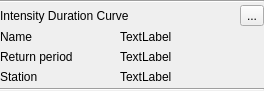
vcloarec/ReosProject, file src/ui/reosintensitydurationselectedcurvewidget.ui: the form before one commit.
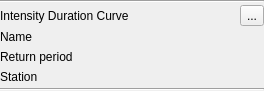
The form after the commit. Icons and pictures are not drawn.

Patch:
```diff
--- a/src/ui/reosintensitydurationselectedcurvewidget.ui
+++ b/src/ui/reosintensitydurationselectedcurvewidget.ui
@@ -78,21 +78,21 @@
    <item row="4" column="1" colspan="2">
     <widget class="QLabel" name="labelStation">
      <property name="text">
-      <string>TextLabel</string>
+      <string/>
      </property>
     </widget>
    </item>
    <item row="2" column="1" colspan="2">
     <widget class="QLabel" name="labelName">
      <property name="text">
-      <string>TextLabel</string>
+      <string/>
      </property>
     </widget>
    </item>
    <item row="3" column="1" colspan="2">
     <widget class="QLabel" name="labelReturnPeriod">
      <property name="text">
-      <string>TextLabel</string>
+      <string/>
      </property>
     </widget>
    </item>
```
